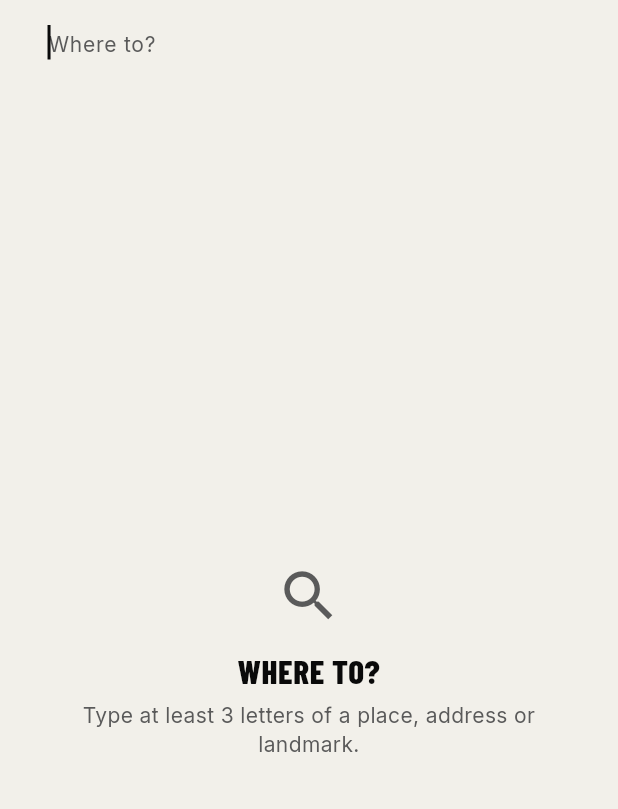
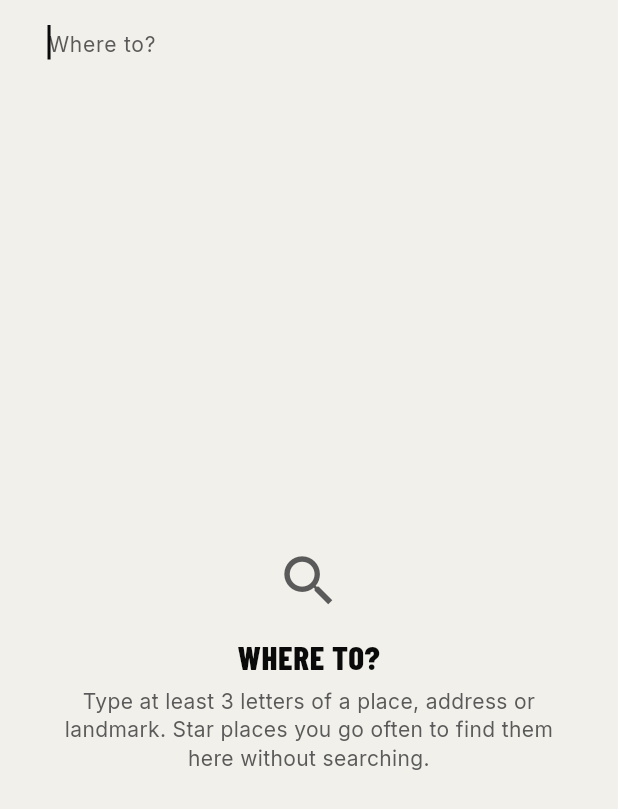
Before and after one commit to FGonzales-Dev/brodie-mobile, a Flutter app: the DestinationSearchScreen screen opened by its route, on a phone screen of 412 x 824 dp. Shown: the top 809 px of the screen. Run offline on Flutter 3.47's test engine with Material 3 defaults, Android fonts, the phone set to English and light mode, and no system bars; our stand-ins replace envied, flutter_riverpod, freezed_annotation, geolocator, go_router, image_picker and 7 more; missing offline and left inert: mapbox_maps_flutter; accounts and stored records are empty; generated files the repository leaves out were written again.

Commit message:
Save places to pick without searching
The search screen lists saved places above recent ones; a star on a
recent place saves it to the account. Picking either costs no Mapbox
search.

```diff
--- /dev/null
+++ b/lib/features/map/application/saved_places_providers.dart
@@ -0,0 +1,5 @@
+import '../../../core/presentation/owned_rows_controller.dart';
+import '../data/saved_place_repository.dart';
+
+/// The rider's saved places, for the destination search screen.
+final savedPlacesControllerProvider = ownedRowsControllerProvider(savedPlaceRepositoryProvider);
--- /dev/null
+++ b/lib/features/map/domain/saved_place.dart
@@ -0,0 +1,11 @@
+import 'package:freezed_annotation/freezed_annotation.dart';
+
+import 'map_models.dart';
+
+part 'saved_place.freezed.dart';
+
+/// A place the rider saved to pick again without searching.
+@freezed
+abstract class SavedPlace with _$SavedPlace {
+  const factory SavedPlace({required String id, required Place place}) = _SavedPlace;
+}
--- a/lib/features/map/presentation/destination_search_screen.dart
+++ b/lib/features/map/presentation/destination_search_screen.dart
@@ -5,7 +5,9 @@ import 'package:go_router/go_router.dart';
 import '../../../core/design_system/design_system.dart';
 import '../../../core/presentation/feedback.dart';
 import '../data/place_search_repository.dart';
+import '../application/saved_places_providers.dart';
 import '../domain/map_models.dart';
+import '../domain/saved_place.dart';
 import 'destination_search_controller.dart';
 import 'recent_places_controller.dart';
 
@@ -64,7 +66,7 @@ class _DestinationSearchScreenState extends ConsumerState<DestinationSearchScree
         ),
       ),
       body: _query.text.trim().length < DestinationSearchController.minQueryLength
-          ? _RecentPlaces(onSelect: _choose)
+          ? _QuickPicks(onSelect: _choose)
           : AsyncValueView(
               value: results,
               onRetry: () => ref.read(destinationSearchControllerProvider(widget.purpose).notifier).retry(_query.text),
@@ -91,10 +93,10 @@ class _DestinationSearchScreenState extends ConsumerState<DestinationSearchScree
   }
 }
 
-/// Shown until the user has typed enough to search: their recent
-/// destinations, or a hint when there are none.
-class _RecentPlaces extends ConsumerWidget {
-  const _RecentPlaces({required this.onSelect});
+/// Shown until the user has typed enough to search: saved places, then
+/// recent destinations. Both cost no place search to pick.
+class _QuickPicks extends ConsumerWidget {
+  const _QuickPicks({required this.onSelect});
 
   final ValueChanged<Place> onSelect;
 
@@ -102,7 +104,7 @@ class _RecentPlaces extends ConsumerWidget {
     final confirmed = await showBrodieConfirmDialog(
       context,
       title: 'Clear recent searches?',
-      message: 'This removes all recent destinations from this device.',
+      message: 'This removes all recent destinations from this device. Saved places stay.',
       confirmLabel: 'Clear',
     );
     if (confirmed) await ref.read(recentPlacesControllerProvider.notifier).clear();
@@ -111,18 +113,52 @@ class _RecentPlaces extends ConsumerWidget {
   @override
   Widget build(BuildContext context, WidgetRef ref) {
     final recents = ref.watch(recentPlacesControllerProvider);
-    if (recents.isEmpty) {
+    final saved = ref.watch(savedPlacesControllerProvider).value ?? const <SavedPlace>[];
+    if (recents.isEmpty && saved.isEmpty) {
       return const EmptyState(
         icon: Icons.search,
         title: 'Where to?',
-        message: 'Type at least ${DestinationSearchController.minQueryLength} letters of a place, address or landmark.',
+        message:
+            'Type at least ${DestinationSearchController.minQueryLength} letters of a place, address or '
+            'landmark. Star places you go often to find them here without searching.',
       );
     }
 
-    final controller = ref.read(recentPlacesControllerProvider.notifier);
+    final recentController = ref.read(recentPlacesControllerProvider.notifier);
+    final savedController = ref.read(savedPlacesControllerProvider.notifier);
+    SavedPlace? savedMatch(Place place) => saved.where((entry) => entry.place.isSameAs(place)).firstOrNull;
+
+    Future<void> toggleSaved(Place place) async {
+      final match = savedMatch(place);
+      await context.runWithFeedback(
+        () => match == null ? savedController.add(place) : savedController.remove(match.id),
+        successMessage: match == null ? 'Saved ${place.name}' : 'Removed from saved places',
+      );
+    }
+
     return ListView(
       padding: const EdgeInsets.fromLTRB(BrodieSpace.md, 0, BrodieSpace.md, BrodieSpace.lg),
       children: [
+        if (saved.isNotEmpty) ...[
+          const SectionLabel('Saved'),
+          BrodieListGroup(
+            children: [
+              for (final entry in saved)
+                BrodieListTile(
+                  leading: const IconTile(icon: Icons.star),
+                  title: entry.place.name,
+                  subtitle: entry.place.address,
+                  onTap: () => onSelect(entry.place),
+                  trailing: IconButton(
+                    tooltip: 'Remove from saved',
+                    icon: const Icon(Icons.close),
+                    onPressed: () => toggleSaved(entry.place),
+                  ),
+                ),
+            ],
+          ),
+        ],
+        if (recents.isNotEmpty) ...[
           Row(
             crossAxisAlignment: CrossAxisAlignment.end,
             children: [
@@ -138,15 +174,29 @@ class _RecentPlaces extends ConsumerWidget {
                   title: place.name,
                   subtitle: place.address,
                   onTap: () => onSelect(place),
-                trailing: IconButton(
-                  tooltip: 'Remove',
+                  trailing: Row(
+                    mainAxisSize: MainAxisSize.min,
+                    children: [
+                      IconButton(
+                        tooltip: savedMatch(place) == null ? 'Save place' : 'Remove from saved',
+                        icon: Icon(
+                          savedMatch(place) == null ? Icons.star_border : Icons.star,
+                          color: savedMatch(place) == null ? null : context.colors.accent,
+                        ),
+                        onPressed: () => toggleSaved(place),
+                      ),
+                      IconButton(
+                        tooltip: 'Remove from recent',
                         icon: const Icon(Icons.close),
-                  onPressed: () => controller.remove(place),
+                        onPressed: () => recentController.remove(place),
+                      ),
+                    ],
                   ),
                 ),
             ],
           ),
         ],
+      ],
     );
   }
 }
```
Also changed, not shown: lib/features/map/data/saved_place_repository.dart (added, +34 -0 lines), lib/features/map/domain/map_models.dart (+11 -0 lines), lib/features/map/presentation/recent_places_controller.dart (+2 -11 lines), 1 other file. Lines whose indentation alone changed are shown as unchanged.
